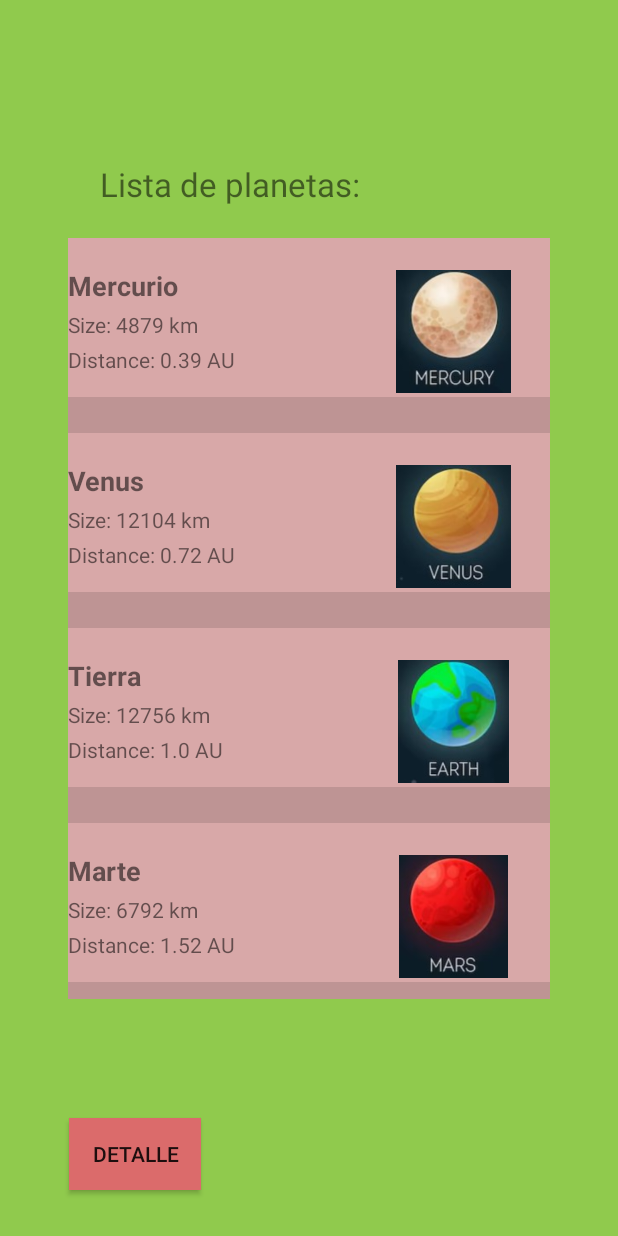
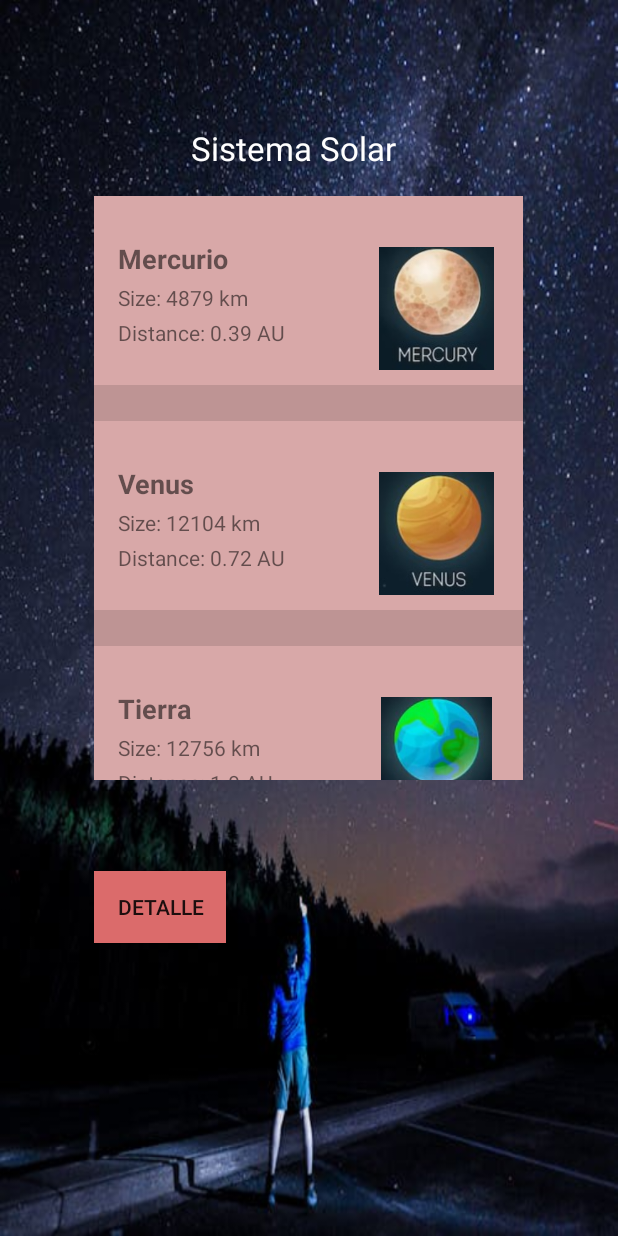
Before and after one commit to canosuper/24-25_CON_ALUMNOS, an Android app: the screen it shows after launch (MainActivity), on a phone screen of 412 x 824 dp. Run offline under Robolectric (Android 15) with nearby library versions, the phone set to English and light mode, and no system bars.

Commit message:
REcyclerView con fondo de estrellas

```diff
--- a/RecyclerViewMasCompleto/app/src/main/java/adaptador/PlanetAdapter.kt
+++ b/RecyclerViewMasCompleto/app/src/main/java/adaptador/PlanetAdapter.kt
@@ -16,8 +16,7 @@ import modelo.Planet
 
 import kotlin.text.lowercase
 
-class PlanetAdapter(private val planets: MutableList<Planet>) :
-    RecyclerView.Adapter<PlanetAdapter.PlanetViewHolder>() {
+class PlanetAdapter(private val planets: MutableList<Planet>) : RecyclerView.Adapter<PlanetAdapter.PlanetViewHolder>() {
     private val selectedItems = mutableSetOf<Int>()
     inner class PlanetViewHolder(itemView: View) : RecyclerView.ViewHolder(itemView) {
         val nameTextView: TextView = itemView.findViewById(R.id.planetName)
@@ -36,7 +35,7 @@ class PlanetAdapter(private val planets: MutableList<Planet>) :
     override fun onBindViewHolder(holder: PlanetViewHolder, position: Int) {
 
 
-        holder.planetaImageView.setImageResource( R.drawable.saturno)
+
         val planet = planets[position]
         holder.nameTextView.text = planet.name
         holder.sizeTextView.text = "Size: ${planet.sizeKm} km"
--- /dev/null
+++ b/RecyclerViewMasCompleto/app/src/main/res/drawable/esquinas_redondas.xml
@@ -0,0 +1,6 @@
+<?xml version="1.0" encoding="utf-8"?>
+<!-- res/drawable/rounded_background.xml -->
+<shape xmlns:android="http://schemas.android.com/apk/res/android">
+    <solid android:color="#FFFFFF" /> <!-- El color de fondo que desees -->
+    <corners android:radius="25dp" /> <!-- Radio para redondear las esquinas -->
+</shape>
--- a/RecyclerViewMasCompleto/app/src/main/res/layout/activity_main.xml
+++ b/RecyclerViewMasCompleto/app/src/main/res/layout/activity_main.xml
@@ -5,33 +5,36 @@
     android:id="@+id/main"
     android:layout_width="match_parent"
     android:layout_height="match_parent"
-    android:background="#90CA4D"
+    android:background="@drawable/fondo_cielo_estrellado"
     tools:context=".MainActivity">
 
     <androidx.recyclerview.widget.RecyclerView
         android:id="@+id/rvPlanetas"
-        android:layout_width="321dp"
-        android:layout_height="507dp"
+        android:layout_width="286dp"
+        android:layout_height="389dp"
+        android:background="@drawable/esquinas_redondas"
         app:layout_constraintBottom_toBottomOf="parent"
         app:layout_constraintEnd_toEndOf="parent"
+        app:layout_constraintHorizontal_bias="0.496"
         app:layout_constraintStart_toStartOf="parent"
-        app:layout_constraintTop_toTopOf="parent" />
+        app:layout_constraintTop_toTopOf="parent"
+        app:layout_constraintVertical_bias="0.301" />
 
     <TextView
         android:id="@+id/txPlanetas"
         android:layout_width="216dp"
         android:layout_height="34dp"
         android:layout_marginBottom="600dp"
-        android:background="#90CA4D"
-        android:text="Lista de planetas:"
+        android:text="Sistema Solar"
         android:textAlignment="center"
+        android:textColor="@color/white"
         android:textSize="22sp"
         app:layout_constraintBottom_toBottomOf="parent"
         app:layout_constraintEnd_toEndOf="parent"
-        app:layout_constraintHorizontal_bias="0.23"
+        app:layout_constraintHorizontal_bias="0.446"
         app:layout_constraintStart_toStartOf="parent"
         app:layout_constraintTop_toTopOf="parent"
-        app:layout_constraintVertical_bias="0.567" />
+        app:layout_constraintVertical_bias="0.443" />
 
     <Button
         android:id="@+id/btDetalle"
@@ -41,10 +44,8 @@
         android:background="#DB6B6B"
         android:text="Detalle"
         app:layout_constraintBottom_toBottomOf="parent"
-        app:layout_constraintEnd_toEndOf="parent"
-        app:layout_constraintHorizontal_bias="0.141"
-        app:layout_constraintStart_toStartOf="parent"
+        app:layout_constraintStart_toStartOf="@+id/rvPlanetas"
         app:layout_constraintTop_toTopOf="parent"
-        app:layout_constraintVertical_bias="0.957" />
+        app:layout_constraintVertical_bias="0.726" />
 
 </androidx.constraintlayout.widget.ConstraintLayout>
--- a/RecyclerViewMasCompleto/app/src/main/res/layout/item_planeta2.xml
+++ b/RecyclerViewMasCompleto/app/src/main/res/layout/item_planeta2.xml
@@ -3,7 +3,7 @@
     xmlns:app="http://schemas.android.com/apk/res-auto"
     xmlns:tools="http://schemas.android.com/tools"
     android:layout_width="match_parent"
-    android:layout_height="130dp"
+    android:layout_height="150dp"
     android:background="@color/item_no_seleccionado">
 
     <ImageView
@@ -12,15 +12,15 @@
         android:layout_height="82dp"
         app:layout_constraintBottom_toBottomOf="parent"
         app:layout_constraintEnd_toEndOf="parent"
-        app:layout_constraintHorizontal_bias="0.91"
+        app:layout_constraintHorizontal_bias="0.926"
         app:layout_constraintStart_toStartOf="parent"
         app:layout_constraintTop_toTopOf="parent"
-        app:layout_constraintVertical_bias="0.444"
         tools:srcCompat="@drawable/saturno" />
 
     <LinearLayout
         android:layout_width="285dp"
         android:layout_height="91dp"
+        android:layout_marginStart="16dp"
         android:orientation="vertical"
         app:layout_constraintBottom_toBottomOf="parent"
         app:layout_constraintEnd_toEndOf="parent"
```
Also changed, not shown: RecyclerViewMasCompleto/app/src/main/res/drawable/fondo_cielo_estrellado.jpeg (added).
